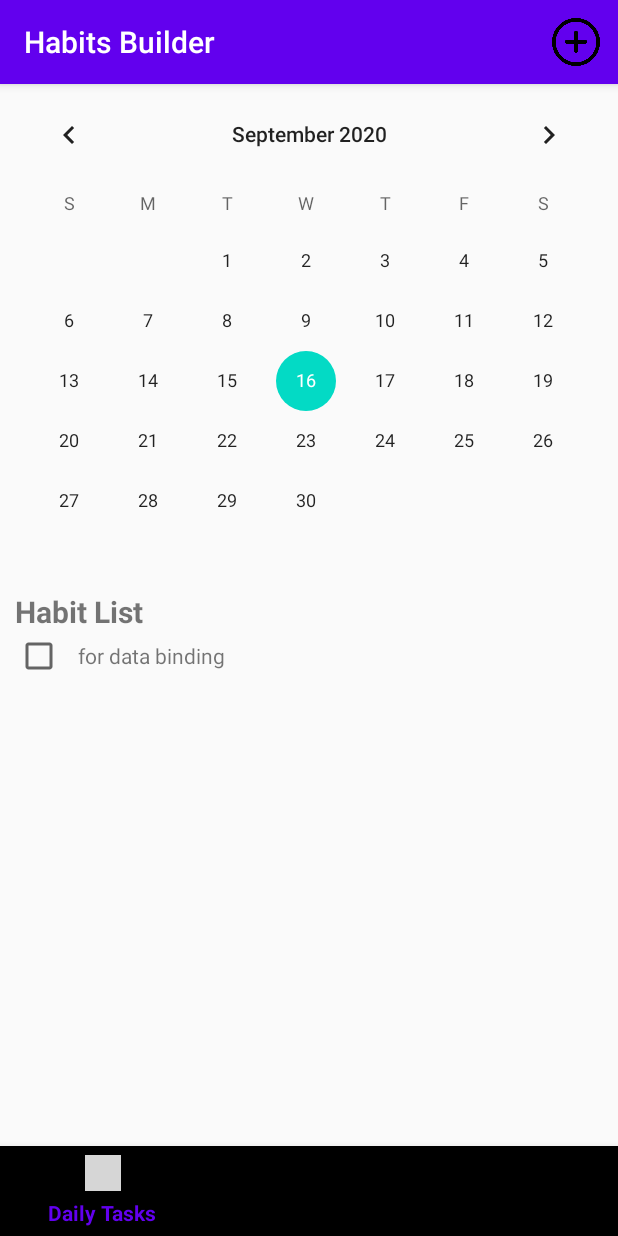
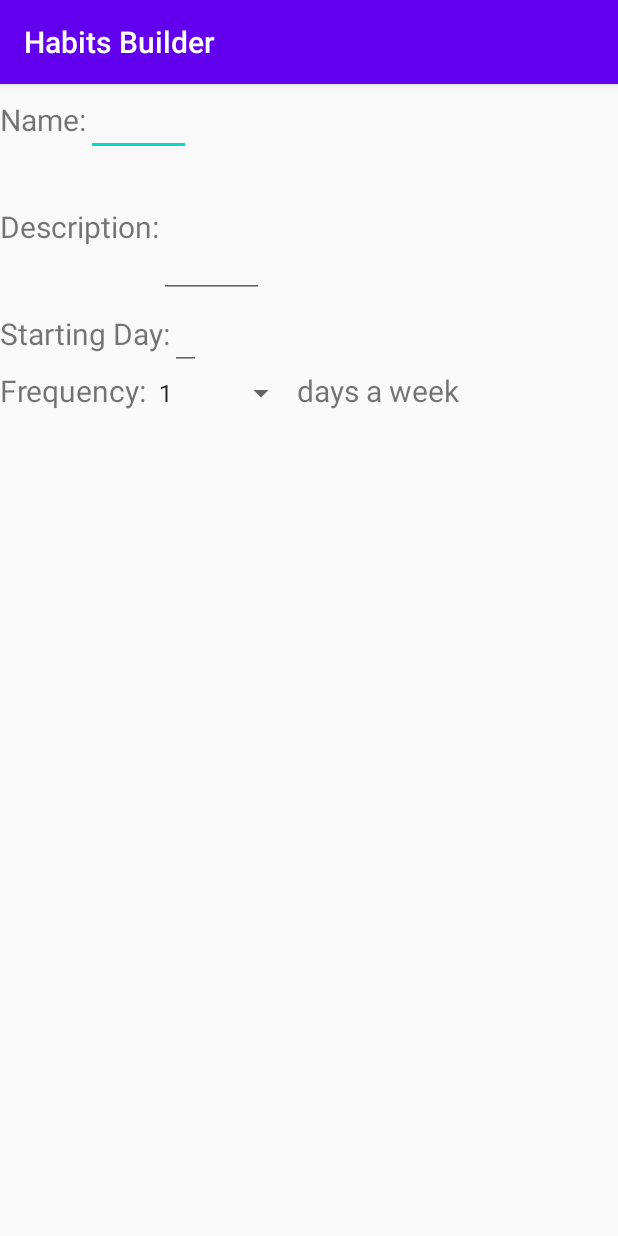
Before and after one commit to quanphanhong/habits-builder, an Android app: the screen it shows after launch (MainActivity before the commit, NewHabit after it), after a tap on "Add new habit", on a phone screen of 412 x 824 dp. Run offline under Robolectric (Android 15) with nearby library versions, the phone set to English and light mode, and no system bars; grey boxes are pictures that could not be loaded.

Commit message:
add 'new habit' intent

```diff
--- a/app/src/main/AndroidManifest.xml
+++ b/app/src/main/AndroidManifest.xml
@@ -9,6 +9,7 @@
         android:roundIcon="@mipmap/ic_launcher_round"
         android:supportsRtl="true"
         android:theme="@style/AppTheme">
+        <activity android:name=".NewHabit"></activity>
         <activity android:name=".MainActivity">
             <intent-filter>
                 <action android:name="android.intent.action.MAIN" />
--- a/app/src/main/java/com/example/habitsbuilder/MainActivity.java
+++ b/app/src/main/java/com/example/habitsbuilder/MainActivity.java
@@ -6,6 +6,7 @@ import androidx.navigation.NavController;
 import androidx.navigation.Navigation;
 import androidx.navigation.fragment.NavHostFragment;
 
+import android.content.Intent;
 import android.os.Bundle;
 import android.view.Menu;
 import android.view.MenuInflater;
@@ -68,4 +69,19 @@ public class MainActivity extends AppCompatActivity {
         inflater.inflate(R.menu.activity_main_menu, menu);
         return true;
     }
+
+    @Override
+    public boolean onOptionsItemSelected(@NonNull MenuItem item) {
+        switch (item.getItemId()) {
+            case R.id.addNewHabit:
+                openNewHabitActivity();
+        }
+
+        return true;
+    }
+
+    private void openNewHabitActivity() {
+        Intent intent = new Intent(this, NewHabit.class);
+        startActivity(intent);
+    }
 }
--- /dev/null
+++ b/app/src/main/java/com/example/habitsbuilder/NewHabit.java
@@ -0,0 +1,44 @@
+package com.example.habitsbuilder;
+
+import androidx.appcompat.app.AppCompatActivity;
+
+import android.database.DataSetObserver;
+import android.os.Bundle;
+import android.view.View;
+import android.view.ViewGroup;
+import android.widget.ArrayAdapter;
+import android.widget.Spinner;
+import android.widget.SpinnerAdapter;
+
+public class NewHabit extends AppCompatActivity {
+
+    Spinner sp_frequency;
+
+    @Override
+    protected void onCreate(Bundle savedInstanceState) {
+        super.onCreate(savedInstanceState);
+        setContentView(R.layout.activity_new_habit);
+
+        init();
+
+        prepFrequency();
+
+    }
+
+    private void init() {
+        sp_frequency = (Spinner) findViewById(R.id.habit_frequency_spinner);
+    }
+
+    private void prepFrequency() {
+        String values[] = {"1", "2", "3", "4", "5", "6", "7"};
+        ArrayAdapter<String> adapter = new ArrayAdapter<String>(
+                this,
+                android.R.layout.simple_spinner_item,
+                values
+        );
+
+        adapter.setDropDownViewResource(android.R.layout.simple_list_item_single_choice);
+
+        sp_frequency.setAdapter(adapter);
+    }
+}
--- /dev/null
+++ b/app/src/main/res/layout/activity_new_habit.xml
@@ -0,0 +1,101 @@
+<?xml version="1.0" encoding="utf-8"?>
+<RelativeLayout xmlns:android="http://schemas.android.com/apk/res/android"
+    xmlns:app="http://schemas.android.com/apk/res-auto"
+    xmlns:tools="http://schemas.android.com/tools"
+    android:layout_width="match_parent"
+    android:layout_height="match_parent"
+    tools:context=".NewHabit">
+
+    <LinearLayout
+        android:layout_width="match_parent"
+        android:layout_height="wrap_content"
+        android:id="@+id/habit_name_layout">
+
+        <TextView
+            android:id="@+id/habit_name_text_view"
+            android:layout_width="wrap_content"
+            android:layout_height="wrap_content"
+            android:text="@string/new_habit_title1"
+            android:textSize="@dimen/new_habit_title_size"/>
+
+        <EditText
+            android:id="@+id/habit_name_edit_text"
+            android:layout_width="70dp"
+            android:layout_height="wrap_content"
+            android:textSize="@dimen/new_habit_edit_text_size"/>
+
+    </LinearLayout>
+
+    <LinearLayout
+        android:layout_width="match_parent"
+        android:layout_height="wrap_content"
+        android:id="@+id/habit_description_layout"
+        android:layout_below="@+id/habit_name_layout">
+
+        <TextView
+            android:id="@+id/habit_description_text_view"
+            android:layout_width="wrap_content"
+            android:layout_height="wrap_content"
+            android:text="@string/new_habit_title2"
+            android:textSize="@dimen/new_habit_title_size"/>
+
+        <EditText
+            android:id="@+id/habit_description_edit_text"
+            android:layout_width="70dp"
+            android:layout_height="wrap_content"
+            android:minLines="3"
+            android:textSize="@dimen/new_habit_edit_text_size"/>
+
+    </LinearLayout>
+
+    <LinearLayout
+        android:layout_width="match_parent"
+        android:layout_height="wrap_content"
+        android:id="@+id/habit_starting_day_layout"
+        android:layout_below="@+id/habit_description_layout">
+
+        <TextView
+            android:id="@+id/habit_starting_day_text_view"
+            android:layout_width="wrap_content"
+            android:layout_height="wrap_content"
+            android:text="@string/new_habit_title3"
+            android:textSize="@dimen/new_habit_title_size"/>
+
+        <EditText
+            android:id="@+id/habit_starting_day_edit_text"
+            android:layout_width="wrap_content"
+            android:layout_height="wrap_content"
+            android:inputType="datetime"
+            android:textSize="@dimen/new_habit_edit_text_size"/>
+
+    </LinearLayout>
+
+    <LinearLayout
+        android:layout_width="match_parent"
+        android:layout_height="wrap_content"
+        android:id="@+id/habit_frequency_layout"
+        android:layout_below="@+id/habit_starting_day_layout">
+
+        <TextView
+            android:id="@+id/habit_frequency_text_view"
+            android:layout_width="wrap_content"
+            android:layout_height="wrap_content"
+            android:text="@string/new_habit_title4"
+            android:textSize="@dimen/new_habit_title_size"/>
+
+        <Spinner
+            android:id="@+id/habit_frequency_spinner"
+            android:layout_width="100dp"
+            android:layout_height="wrap_content"
+            android:textSize="@dimen/new_habit_edit_text_size"/>
+
+        <TextView
+            android:id="@+id/habit_frequency_text_view_2"
+            android:layout_width="wrap_content"
+            android:layout_height="wrap_content"
+            android:text="@string/new_habit_title4_1"
+            android:textSize="@dimen/new_habit_title_size"/>
+
+    </LinearLayout>
+
+</RelativeLayout>
--- a/app/src/main/res/layout/fragment_daily_task.xml
+++ b/app/src/main/res/layout/fragment_daily_task.xml
@@ -19,7 +19,7 @@
             android:layout_below="@+id/calendar"
             android:paddingLeft="10dp"
             android:text="@string/habit_list"
-            android:textSize="20dp"
+            android:textSize="@dimen/daily_task_habit_list_title"
             android:textStyle="bold" />
 
         <androidx.core.widget.NestedScrollView
@@ -34,13 +34,12 @@
                 android:layout_width="match_parent"
                 android:layout_height="wrap_content"
                 android:orientation="horizontal"
-                android:paddingLeft="10dp">
+                android:layout_marginLeft="@dimen/daily_task_layout_margin_left">
 
                 <CheckBox
                     android:layout_width="wrap_content"
                     android:layout_height="wrap_content"
-                    android:checked="false"
-                    android:paddingLeft="10dp" />
+                    android:checked="false"/>
 
                 <TextView
                     android:layout_width="wrap_content"
--- a/app/src/main/res/values/dimens.xml
+++ b/app/src/main/res/values/dimens.xml
@@ -1,4 +1,10 @@
 <?xml version="1.0" encoding="utf-8"?>
 <resources>
     <dimen name="text_margin">16dp</dimen>
+
+    <dimen name="daily_task_habit_list_title">20sp</dimen>
+    <dimen name="daily_task_layout_margin_left">20dp</dimen>
+
+    <dimen name="new_habit_title_size">20sp</dimen>
+    <dimen name="new_habit_edit_text_size">20sp</dimen>
 </resources>
--- a/app/src/main/res/values/strings.xml
+++ b/app/src/main/res/values/strings.xml
@@ -9,4 +9,12 @@
 
     <!-- TODO: Remove or change this placeholder text -->
     <string name="hello_blank_fragment">Hello blank fragment</string>
+
+    <!-- New Habit Activity -->
+    <string name="new_habit_title1">Name:</string>
+    <string name="new_habit_title2">Description:</string>
+    <string name="new_habit_title3">Starting Day:</string>
+    <string name="new_habit_title4">Frequency:</string>
+    <string name="new_habit_title4_1"> days a week</string>
+    <string name="new_habit_title5">Reminder:</string>
 </resources>
```
